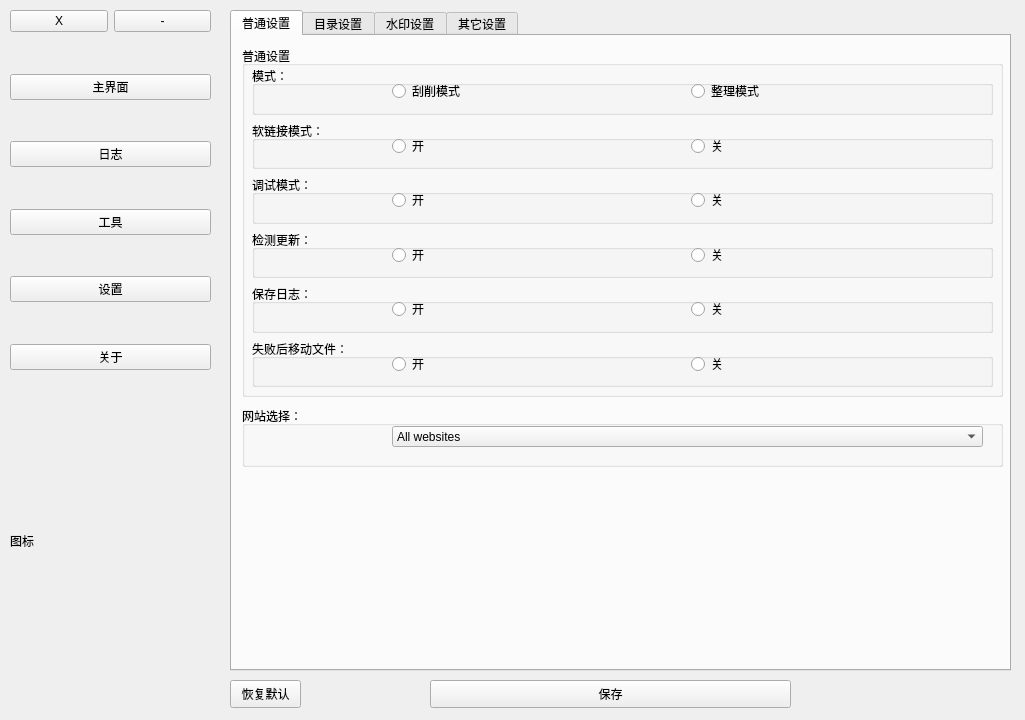
kejizhihui/av-profile-photo, file Ui/AVDC.ui: the form before one commit.
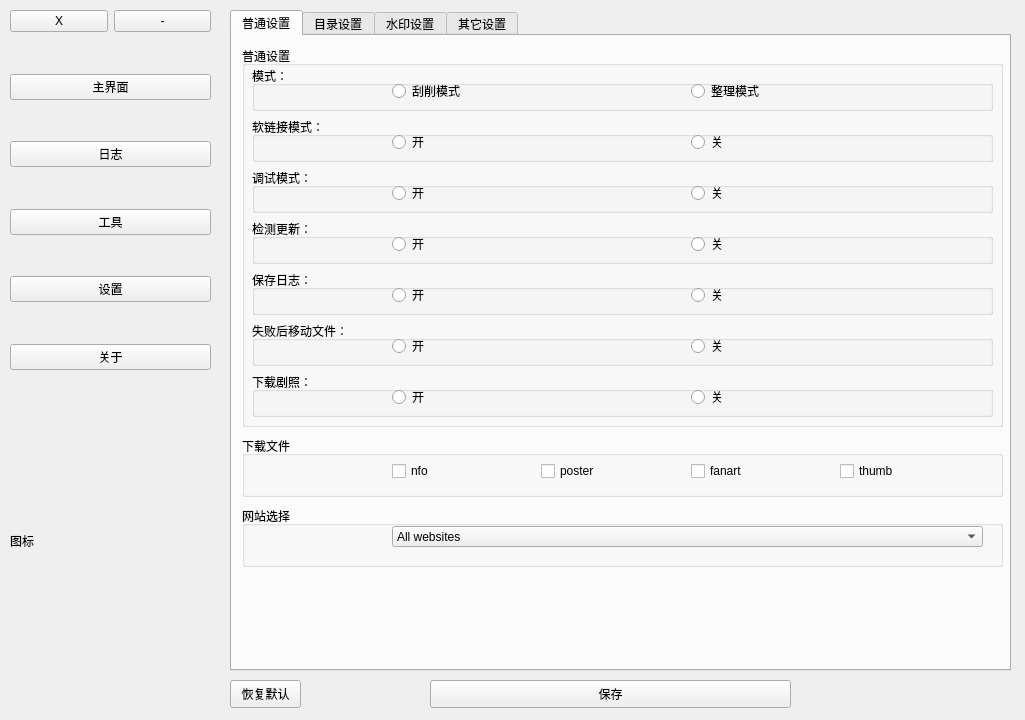
The form after the commit.

The edit to the form file:
```diff
--- a/Ui/AVDC.ui
+++ b/Ui/AVDC.ui
@@ -904,7 +904,7 @@
           <x>10</x>
           <y>10</y>
           <width>761</width>
-          <height>351</height>
+          <height>381</height>
          </rect>
         </property>
         <property name="title">
@@ -916,7 +916,7 @@
            <x>10</x>
            <y>20</y>
            <width>741</width>
-           <height>321</height>
+           <height>351</height>
           </rect>
          </property>
          <layout class="QVBoxLayout" name="verticalLayout_3">
@@ -1118,6 +1118,39 @@
             </widget>
            </widget>
           </item>
+          <item>
+           <widget class="QGroupBox" name="groupBox_23">
+            <property name="title">
+             <string>下载剧照：</string>
+            </property>
+            <widget class="QWidget" name="horizontalLayoutWidget_13">
+             <property name="geometry">
+              <rect>
+               <x>140</x>
+               <y>10</y>
+               <width>591</width>
+               <height>31</height>
+              </rect>
+             </property>
+             <layout class="QHBoxLayout" name="horizontalLayout_15">
+              <item>
+               <widget class="QRadioButton" name="radioButton_extrafanart_download_on">
+                <property name="text">
+                 <string>开</string>
+                </property>
+               </widget>
+              </item>
+              <item>
+               <widget class="QRadioButton" name="radioButton_extrafanart_download_off">
+                <property name="text">
+                 <string>关</string>
+                </property>
+               </widget>
+              </item>
+             </layout>
+            </widget>
+           </widget>
+          </item>
          </layout>
         </widget>
        </widget>
@@ -1125,13 +1158,13 @@
         <property name="geometry">
          <rect>
           <x>10</x>
-          <y>370</y>
+          <y>470</y>
           <width>761</width>
           <height>61</height>
          </rect>
         </property>
         <property name="title">
-         <string>网站选择：</string>
+         <string>网站选择</string>
         </property>
         <widget class="QComboBox" name="comboBox_website_all">
          <property name="geometry">
@@ -1184,6 +1217,59 @@
          </item>
         </widget>
        </widget>
+       <widget class="QGroupBox" name="groupBox_24">
+        <property name="geometry">
+         <rect>
+          <x>10</x>
+          <y>400</y>
+          <width>761</width>
+          <height>61</height>
+         </rect>
+        </property>
+        <property name="title">
+         <string>下载文件</string>
+        </property>
+        <widget class="QWidget" name="horizontalLayoutWidget_14">
+         <property name="geometry">
+          <rect>
+           <x>150</x>
+           <y>20</y>
+           <width>591</width>
+           <height>31</height>
+          </rect>
+         </property>
+         <layout class="QHBoxLayout" name="horizontalLayout_16">
+          <item>
+           <widget class="QCheckBox" name="checkBox_download_nfo">
+            <property name="text">
+             <string>nfo</string>
+            </property>
+           </widget>
+          </item>
+          <item>
+           <widget class="QCheckBox" name="checkBox_download_poster">
+            <property name="text">
+             <string>poster</string>
+            </property>
+           </widget>
+          </item>
+          <item>
+           <widget class="QCheckBox" name="checkBox_download_fanart">
+            <property name="text">
+             <string>fanart</string>
+            </property>
+           </widget>
+          </item>
+          <item>
+           <widget class="QCheckBox" name="checkBox_download_thumb">
+            <property name="text">
+             <string>thumb</string>
+            </property>
+           </widget>
+          </item>
+         </layout>
+        </widget>
+       </widget>
       </widget>
       <widget class="QWidget" name="tab_2">
        <attribute name="title">
```
Left out of the diff: 31 changed lines with no effect on the pictures.
